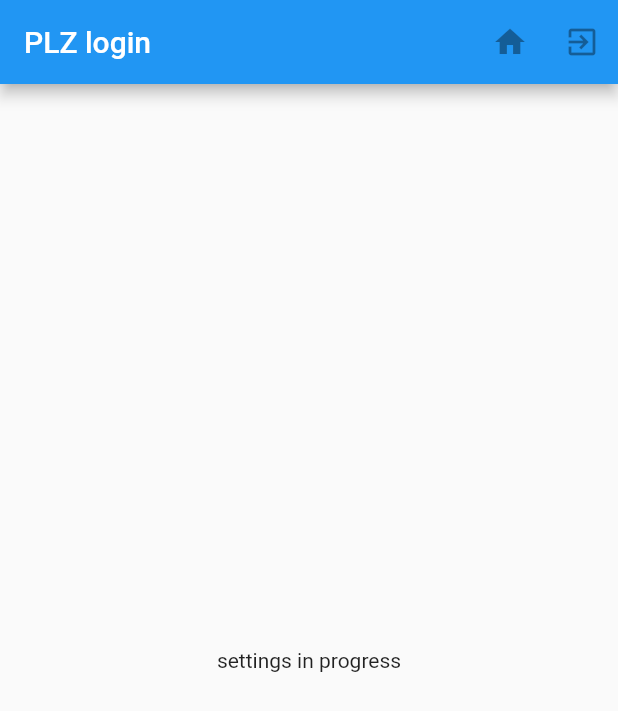
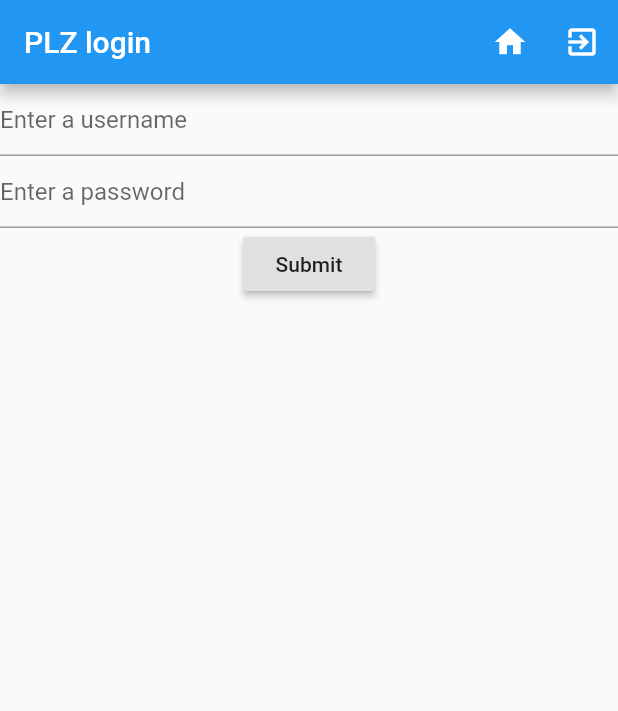
Before and after one commit to victhorlp/flutter_log_in_test, a Flutter app: the screen it shows after launch, on a phone screen of 412 x 824 dp. Shown: the top 711 px of the screen. Run offline on Flutter 3.47's test engine with Material 2 defaults, Android fonts, the phone set to English and light mode, and no system bars.

Commit message:
add a functional login with no DB

```diff
--- a/lib/login.dart
+++ b/lib/login.dart
@@ -0,0 +1,29 @@
+import 'package:flutter/material.dart';
+import 'package:flutter/widgets.dart';
+import 'package:flutter/foundation.dart';
+
+class login2 extends StatelessWidget {
+  const login2({
+    Key key,
+    @required this.onSubmit,
+  }) : super(key:key);
+
+  final VoidCallback onSubmit;
+  static final TextEditingController _user = new TextEditingController();
+  static final TextEditingController _pass = new TextEditingController();
+
+  String get username => _user.text;
+  String get password => _pass.text;
+
+  @override
+  Widget build(BuildContext context){
+    return new Column(
+      children: <Widget>[
+        new TextField(controller: _user, decoration: new InputDecoration(hintText: 'Enter a username'), ),
+        new TextField(controller: _pass, decoration: new InputDecoration(hintText: 'Enter a password'), obscureText: true),
+        new RaisedButton(child: new Text("Submit"), onPressed: onSubmit),
+      ],
+    );
+  }
+
+}
--- a/lib/main.dart
+++ b/lib/main.dart
@@ -1,5 +1,6 @@
 import 'package:flutter/material.dart';
-import 'settings.dart';
+import 'package:flutter_log_in/settings.dart';
+import 'package:flutter_log_in/login.dart';
 
 void main() => runApp(new MyApp());
 
@@ -10,6 +11,49 @@ class MyApp extends StatefulWidget{
 class _LogPage extends State<MyApp> {
 
   String _title = "PLZ login";
+  Widget _screen;
+  login2 _login;
+  settings _settings;
+  bool _authenticated;
+
+  _LogPage(){
+    _login = new login2(onSubmit: (){onSubmit();});
+    _settings = new settings();
+    _screen = _login;
+    _authenticated = false;
+  }
+
+  void onSubmit(){print(
+    'Login with: ' + _login.username + ' ' + _login.password);
+    //If it's the User => "user" and pass => "password", you will login
+    if(_login.username == 'user' && _login.password == 'password'){
+      _setAuthenticated(true);
+    }
+  }
+  void _goHome(){
+    print('go Home $_authenticated');
+    setState(() {
+      if(_authenticated == true) {_screen = _settings;}
+      else{_screen = _login;}
+    });
+  }
+  void _logout(){
+    print('log out');
+    _setAuthenticated(false);
+  }
+  void _setAuthenticated(bool auth){
+    setState(() {
+      if(auth == true) {
+        _screen = _settings;
+        _title = "welcome";
+        _authenticated = true;
+      }else{
+        _screen = _login;
+        _title = "Please Login";
+        _authenticated = false;
+      }
+    });
+  }
 
   @override
   Widget build(BuildContext context){
@@ -19,11 +63,11 @@ class _LogPage extends State<MyApp> {
         appBar: new AppBar(
           title: new Text(_title),
           actions: <Widget>[
-            new IconButton(icon: new Icon(Icons.home), onPressed: null,),
-            new IconButton(icon: new Icon(Icons.exit_to_app), onPressed: null,),
+            new IconButton(icon: new Icon(Icons.home), onPressed: (){_goHome();},),
+            new IconButton(icon: new Icon(Icons.exit_to_app), onPressed: (){_logout();},),
           ],
         ),
-        body: new settings(),
+        body: _screen,
       ),
     );
   }
```
Also changed, not shown: 1 other file.
